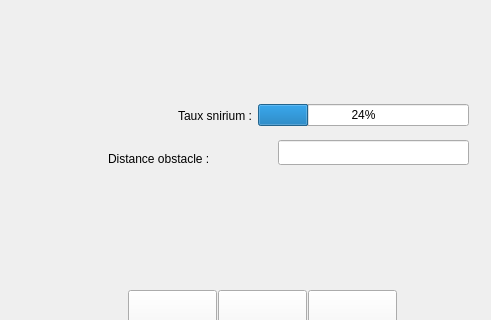
Qt form ihm_robot/mainwindow.ui (Sorann753/tp_robot_snirium) before a commit; both pictures show x 742 to 1233 and y 0 to 320 of the 1233 by 792 pixel window.
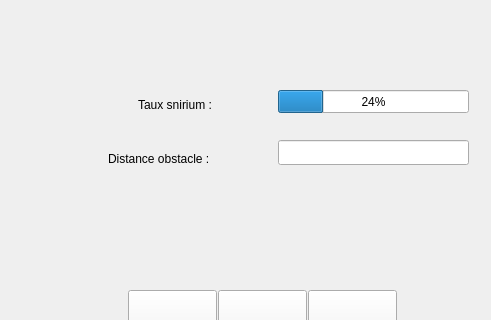
The same form after that commit.

Commit message:
action boutons
direction mise sur les boutons
cours du 23 nov 2021

```diff
--- a/ihm_robot/mainwindow.ui
+++ b/ihm_robot/mainwindow.ui
@@ -207,32 +207,6 @@
      </rect>
     </property>
    </widget>
-   <widget class="QWidget" name="horizontalLayoutWidget">
-    <property name="geometry">
-     <rect>
-      <x>920</x>
-      <y>100</y>
-      <width>291</width>
-      <height>31</height>
-     </rect>
-    </property>
-    <layout class="QHBoxLayout" name="horizontalLayout">
-     <item>
-      <widget class="QLabel" name="label_3">
-       <property name="text">
-        <string>Taux snirium :</string>
-       </property>
-      </widget>
-     </item>
-     <item>
-      <widget class="QProgressBar" name="progressBar">
-       <property name="value">
-        <number>24</number>
-       </property>
-      </widget>
-     </item>
-    </layout>
-   </widget>
    <widget class="QWidget" name="horizontalLayoutWidget_2">
     <property name="geometry">
      <rect>
@@ -272,6 +246,32 @@
      </item>
     </layout>
    </widget>
+   <widget class="QLabel" name="label_3">
+    <property name="geometry">
+     <rect>
+      <x>880</x>
+      <y>90</y>
+      <width>93</width>
+      <height>29</height>
+     </rect>
+    </property>
+    <property name="text">
+     <string>Taux snirium :</string>
+    </property>
+   </widget>
+   <widget class="QProgressBar" name="progressBar">
+    <property name="geometry">
+     <rect>
+      <x>1020</x>
+      <y>90</y>
+      <width>191</width>
+      <height>23</height>
+     </rect>
+    </property>
+    <property name="value">
+     <number>24</number>
+    </property>
+   </widget>
   </widget>
   <widget class="QMenuBar" name="menubar">
    <property name="geometry">
```
Left out of the diff: 53 changed lines with no effect on the pictures. The commit also changes 2 other files.
